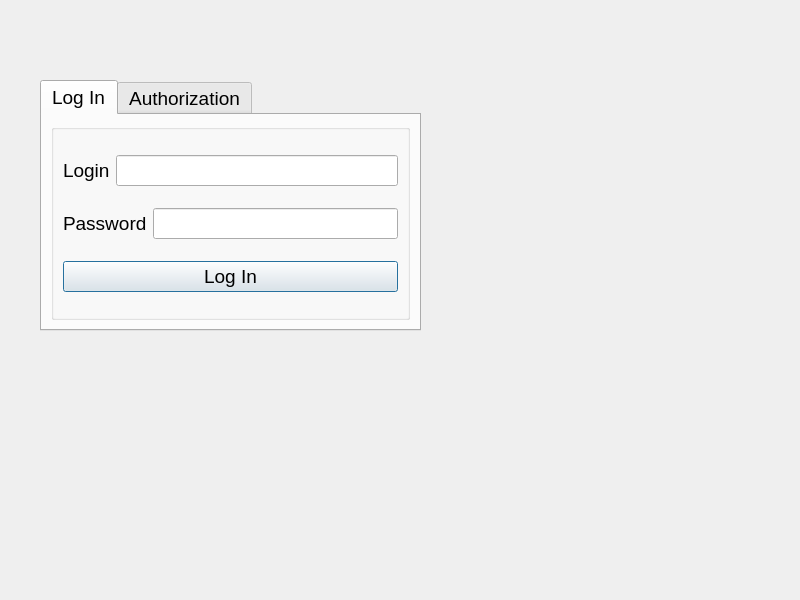
This is dialog.ui in HSE-TEAM/-semester-project as Qt 5 draws it before an edit. The edited form follows.
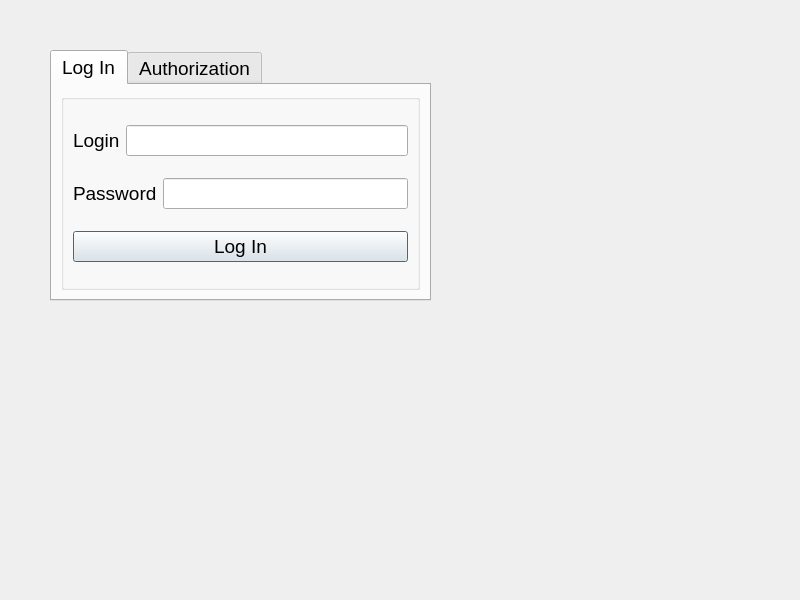
This is the edited form.

What changed in the file:
```diff
--- a/dialog.ui
+++ b/dialog.ui
@@ -16,8 +16,8 @@
   <widget class="QTabWidget" name="tabWidget">
    <property name="geometry">
     <rect>
-     <x>40</x>
-     <y>80</y>
+     <x>50</x>
+     <y>50</y>
      <width>381</width>
      <height>251</height>
     </rect>
```
Left out of the diff: 4 changed lines with no effect on the pictures.
